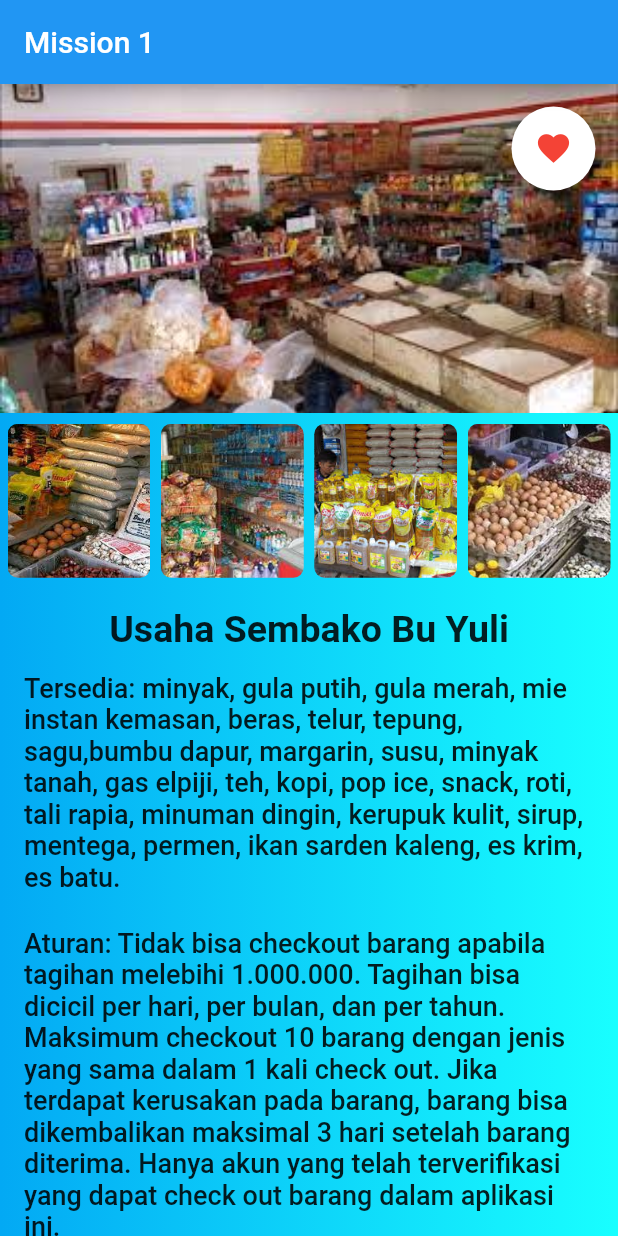
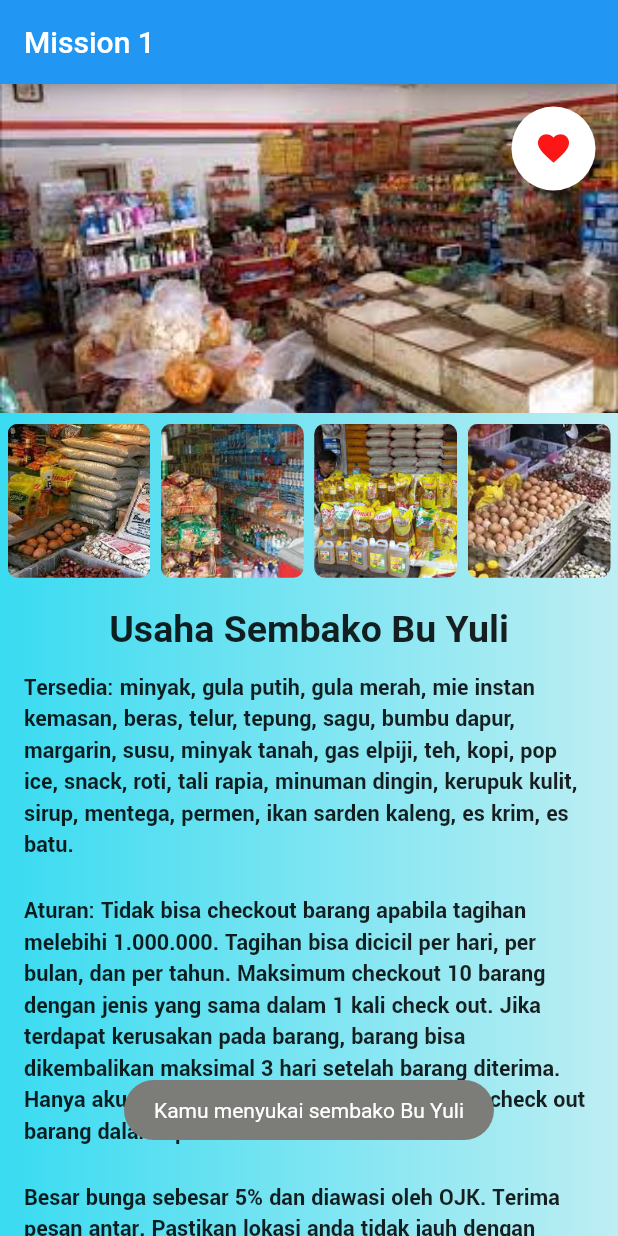
Before and after one commit to nurazizah2471/SembakoPaylater_, a Flutter app: the screen it shows after launch, after a tap on the "favorite" icon, on a phone screen of 412 x 824 dp. Run offline on Flutter 3.47's test engine with Material 2 defaults, Android fonts, the phone set to English and light mode, and no system bars; our stand-ins replace fluttertoast.

```diff
--- a/lib/home.dart
+++ b/lib/home.dart
@@ -1,4 +1,5 @@
 import 'package:flutter/material.dart';
+import 'package:fluttertoast/fluttertoast.dart';
 
 class Home extends StatefulWidget {
   const Home
@@ -41,7 +42,7 @@ class _HomeState extends State<Home> {
                   gradient: LinearGradient(
                     begin: Alignment.topLeft,
                     end: Alignment.topRight,
-                    colors: <Color>[Colors.lightBlue, Colors.cyanAccent],
+                    colors: <Color>[Color(0xff39dbf1), Color(0xffbdeef3)],
                   ),
                 ),
               ),
@@ -167,13 +168,12 @@ class _HomeState extends State<Home> {
                                 ListTile(
                                   title: Text(
                                     "Tersedia: minyak, gula putih, gula merah, "
-                                        "mie instan kemasan, beras, telur, tepung, sagu,bumbu dapur, "
+                                        "mie instan kemasan, beras, telur, tepung, sagu, bumbu dapur, "
                                         "margarin, susu, minyak tanah, gas elpiji, teh, kopi, "
                                         "pop ice, snack, roti, tali rapia, minuman dingin, kerupuk kulit, "
                                         "sirup, mentega, permen, ikan sarden kaleng, es krim, es batu.",
                                     style: TextStyle(
-                                      fontSize: 18,
-                                      fontWeight: FontWeight.w500,
+                                      fontFamily: 'Yantramanav',
                                     ),
                                   ),
                                 ),
@@ -189,8 +189,7 @@ class _HomeState extends State<Home> {
                                         "barang bisa dikembalikan maksimal 3 hari setelah barang diterima. "
                                         "Hanya akun yang telah terverifikasi yang dapat check out barang dalam aplikasi ini.",
                                     style: TextStyle(
-                                      fontSize: 18,
-                                      fontWeight: FontWeight.w500,
+                                      fontFamily: 'Yantramanav',
                                     ),
                                   ),
                                 ),
@@ -200,12 +199,10 @@ class _HomeState extends State<Home> {
                                 ListTile(
                                   title: Text(
                                     "Besar bunga sebesar 5% dan diawasi oleh OJK. "
-                                        "Kontak Pembeli: 988854433322455 "
                                         "Terima pesan antar. Pastikan lokasi anda tidak jauh dengan lokasi usaha "
                                         "untuk menghindari kenaikan harga ongkir yang harus anda bayar.",
                                     style: TextStyle(
-                                      fontSize: 18,
-                                      fontWeight: FontWeight.w500,
+                                      fontFamily: 'Yantramanav',
                                     ),
                                   ),
                                 ),
@@ -229,12 +226,28 @@ class _HomeState extends State<Home> {
                 ),
                 child: FloatingActionButton(
                   backgroundColor: Colors.white,
+                  elevation: 30.0,
+                  splashColor:
+                  _iconFavorite ? Color(0xffdcdcdc) : Colors.red[700],
                   child: Icon(
                     Icons.favorite,
-                    color: _iconFavorite ? Colors.red : Colors.grey[400],
+                    color:
+                    _iconFavorite ? Color(0xfffd1616) : Color(0xff9c9c9c),
                     size: 25.0,
                   ),
-                  onPressed: _toogleFavorite,
+                  onPressed: () {
+                    Fluttertoast.showToast(
+                      msg: _iconFavorite
+                          ? "Batal menyukai sembako Bu Yuli"
+                          : "Kamu menyukai sembako Bu Yuli",
+                      toastLength: Toast.LENGTH_SHORT,
+                      timeInSecForIosWeb: 1,
+                      backgroundColor: Color(0xff7c7c79),
+                      textColor: Colors.white,
+                      fontSize: 14.0,
+                    );
+                    _toogleFavorite();
+                  },
                 ),
               ),
             ],
```
Also changed, not shown: pubspec.yaml (+6 -1 lines), google_fonts/Yantramanav-Bold.ttf (added), google_fonts/Yantramanav-Regular.ttf (added), pubspec.lock.
